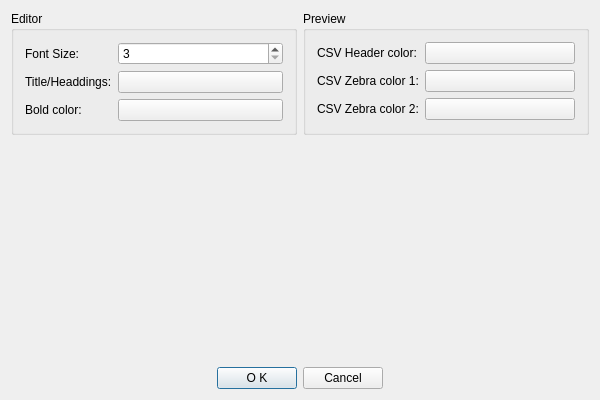
Qt form viMarkdown/viMarkdown/SettingsDialog.ui (shigmas/viMarkdown) before a commit.
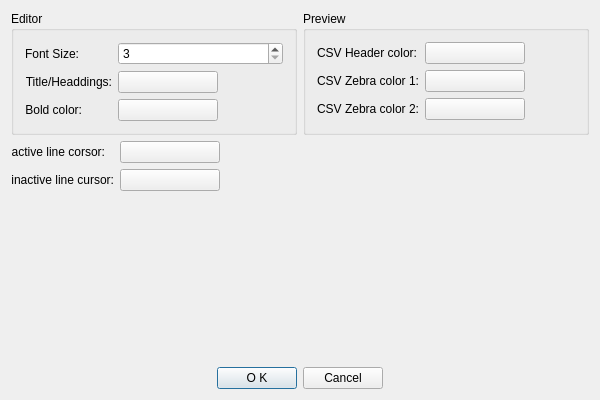
The same form after that commit.

Patch:
```diff
--- a/viMarkdown/viMarkdown/SettingsDialog.ui
+++ b/viMarkdown/viMarkdown/SettingsDialog.ui
@@ -49,10 +49,19 @@
             <property name="text">
              <string>Title/Headdings:</string>
             </property>
+            <property name="alignment">
+             <set>Qt::AlignmentFlag::AlignRight|Qt::AlignmentFlag::AlignTrailing|Qt::AlignmentFlag::AlignVCenter</set>
+            </property>
            </widget>
           </item>
           <item row="1" column="1">
            <widget class="QPushButton" name="headingsColorPB">
+            <property name="maximumSize">
+             <size>
+              <width>100</width>
+              <height>16777215</height>
+             </size>
+            </property>
             <property name="text">
              <string/>
             </property>
@@ -63,10 +72,19 @@
             <property name="text">
              <string>Bold color:</string>
             </property>
+            <property name="alignment">
+             <set>Qt::AlignmentFlag::AlignRight|Qt::AlignmentFlag::AlignTrailing|Qt::AlignmentFlag::AlignVCenter</set>
+            </property>
            </widget>
           </item>
           <item row="2" column="1">
            <widget class="QPushButton" name="boldColorPB">
+            <property name="maximumSize">
+             <size>
+              <width>100</width>
+              <height>16777215</height>
+             </size>
+            </property>
             <property name="text">
              <string/>
             </property>
@@ -86,10 +104,19 @@
             <property name="text">
              <string>CSV Header color:</string>
             </property>
+            <property name="alignment">
+             <set>Qt::AlignmentFlag::AlignRight|Qt::AlignmentFlag::AlignTrailing|Qt::AlignmentFlag::AlignVCenter</set>
+            </property>
            </widget>
           </item>
           <item row="0" column="1">
            <widget class="QPushButton" name="CSVHeaderPB">
+            <property name="maximumSize">
+             <size>
+              <width>100</width>
+              <height>16777215</height>
+             </size>
+            </property>
             <property name="text">
              <string/>
             </property>
@@ -100,10 +127,19 @@
             <property name="text">
              <string>CSV Zebra color 1:</string>
             </property>
+            <property name="alignment">
+             <set>Qt::AlignmentFlag::AlignRight|Qt::AlignmentFlag::AlignTrailing|Qt::AlignmentFlag::AlignVCenter</set>
+            </property>
            </widget>
           </item>
           <item row="1" column="1">
            <widget class="QPushButton" name="CSVZebra1PB">
+            <property name="maximumSize">
+             <size>
+              <width>100</width>
+              <height>16777215</height>
+             </size>
+            </property>
             <property name="text">
              <string/>
             </property>
@@ -114,10 +150,19 @@
             <property name="text">
              <string>CSV Zebra color 2:</string>
             </property>
+            <property name="alignment">
+             <set>Qt::AlignmentFlag::AlignRight|Qt::AlignmentFlag::AlignTrailing|Qt::AlignmentFlag::AlignVCenter</set>
+            </property>
            </widget>
           </item>
           <item row="2" column="1">
            <widget class="QPushButton" name="CSVZebra2PB">
+            <property name="maximumSize">
+             <size>
+              <width>100</width>
+              <height>16777215</height>
+             </size>
+            </property>
             <property name="text">
              <string/>
             </property>
@@ -128,6 +173,60 @@
        </item>
       </layout>
      </item>
+     <item>
+      <layout class="QHBoxLayout" name="horizontalLayout_4">
+       <item>
+        <layout class="QFormLayout" name="formLayout_3">
+         <item row="0" column="0">
+          <widget class="QLabel" name="label_7">
+           <property name="text">
+            <string>active line corsor:</string>
+           </property>
+           <property name="alignment">
+            <set>Qt::AlignmentFlag::AlignRight|Qt::AlignmentFlag::AlignTrailing|Qt::AlignmentFlag::AlignVCenter</set>
+           </property>
+          </widget>
+         </item>
+         <item row="0" column="1">
+          <widget class="QPushButton" name="activeLineColorPB">
+           <property name="maximumSize">
+            <size>
+             <width>100</width>
+             <height>16777215</height>
+            </size>
+           </property>
+           <property name="text">
+            <string/>
+           </property>
+          </widget>
+         </item>
+         <item row="1" column="0">
+          <widget class="QLabel" name="label_8">
+           <property name="text">
+            <string>inactive line cursor:</string>
+           </property>
+           <property name="alignment">
+            <set>Qt::AlignmentFlag::AlignRight|Qt::AlignmentFlag::AlignTrailing|Qt::AlignmentFlag::AlignVCenter</set>
+           </property>
+          </widget>
+         </item>
+         <item row="1" column="1">
+          <widget class="QPushButton" name="inactiveLineColorPB">
+           <property name="maximumSize">
+            <size>
+             <width>100</width>
+             <height>16777215</height>
+            </size>
+           </property>
+           <property name="text">
+            <string/>
+           </property>
+          </widget>
+         </item>
+        </layout>
+       </item>
+      </layout>
+     </item>
      <item>
       <spacer name="verticalSpacer">
        <property name="orientation">
```
